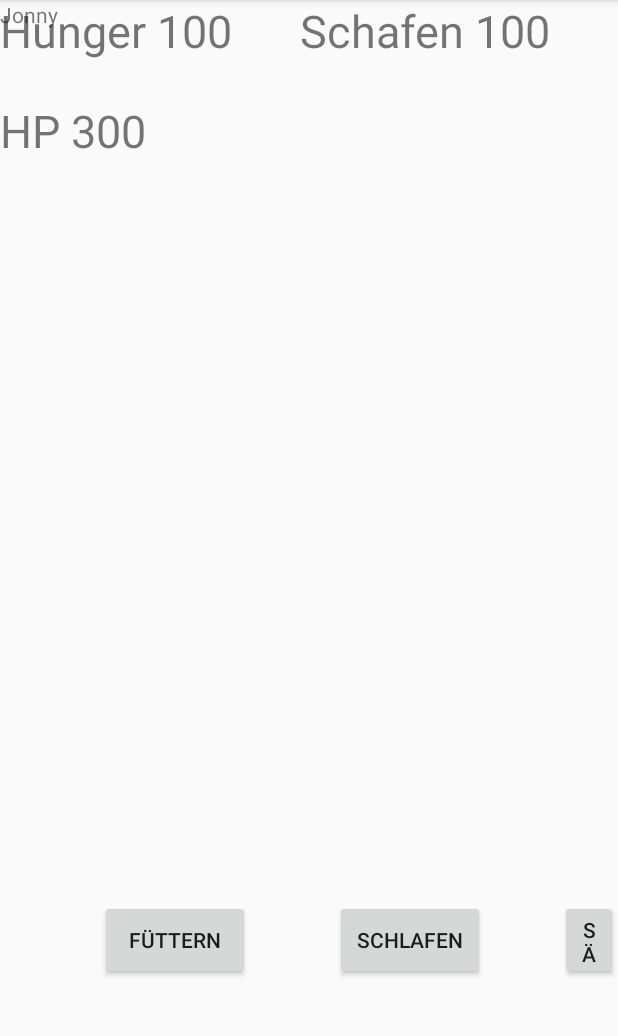
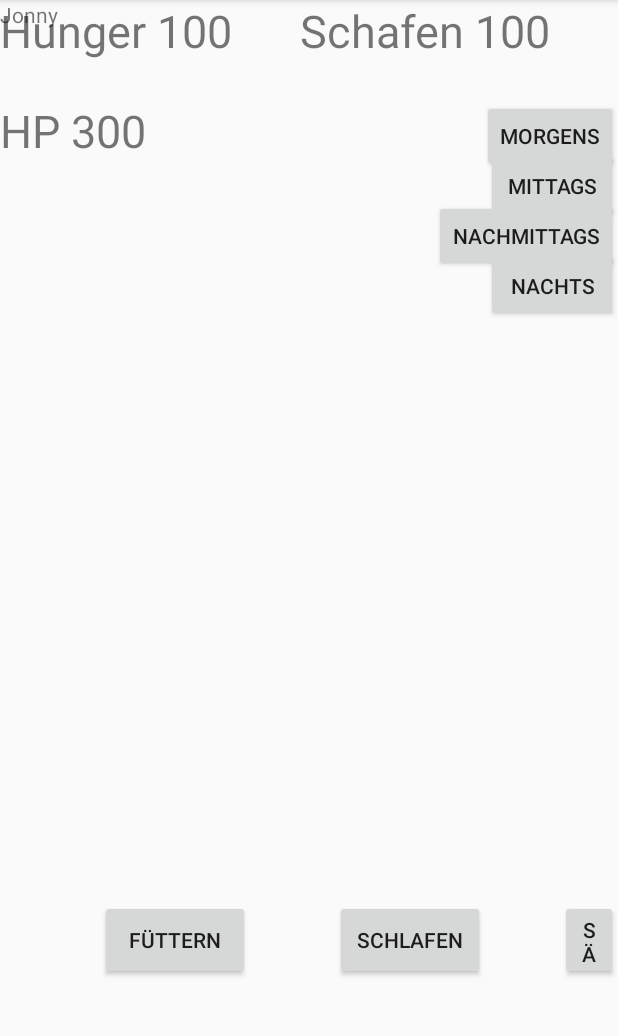
Before and after one commit to dennisbuckel/GameStar, an Android app: the GameActivity screen opened directly, with no data from a screen before it, on a phone screen of 412 x 824 dp, the part 84-1120 px from its top. Run offline under Robolectric (Android 15) with nearby library versions, the phone set to English and light mode, and no system bars.

Commit message:
hintergrund/tageszeit ändern mit buttons

```diff
--- a/app/src/main/java/com/example/stargame/GameActivity.java
+++ b/app/src/main/java/com/example/stargame/GameActivity.java
@@ -10,6 +10,7 @@ import android.view.View;
 import android.widget.Button;
 import android.widget.ImageView;
 import android.widget.LinearLayout;
+import android.widget.RelativeLayout;
 import android.widget.TextView;
 import android.widget.Toast;
 import java.text.DateFormat;
@@ -50,6 +51,38 @@ public class GameActivity extends AppCompatActivity implements View.OnClickListe
         timer.run();
 
         namensAnzeige();
+
+
+        //Hintergrund Tag/Nacht ändern
+        Button morgens = findViewById(R.id.morgen);
+        Button mittags = findViewById(R.id.mittag);
+        Button nachmittags = findViewById(R.id.nachmittag);
+        Button nachts = findViewById(R.id.nacht);
+        final RelativeLayout lin = findViewById(R.id.linear);
+        morgens.setOnClickListener(new View.OnClickListener() {
+            @Override
+            public void onClick(View v) {
+                lin.setBackgroundResource(R.drawable.morgens);
+            }
+        });
+        mittags.setOnClickListener(new View.OnClickListener() {
+            @Override
+            public void onClick(View v) {
+                lin.setBackgroundResource(R.drawable.mittags);
+            }
+        });
+        nachmittags.setOnClickListener(new View.OnClickListener() {
+            @Override
+            public void onClick(View v) {
+                lin.setBackgroundResource(R.drawable.nachmittags);
+            }
+        });
+        nachts.setOnClickListener(new View.OnClickListener() {
+            @Override
+            public void onClick(View v) {
+                lin.setBackgroundResource(R.drawable.nachts);
+            }
+        });
 
 
     }
@@ -259,4 +292,7 @@ public class GameActivity extends AppCompatActivity implements View.OnClickListe
 
         editor.commit();
     }
+
+
+
 }
--- a/app/src/main/res/layout/gamelayout.xml
+++ b/app/src/main/res/layout/gamelayout.xml
@@ -61,4 +61,38 @@
         android:layout_width="match_parent"
         android:layout_height="wrap_content"
         android:text="" />
+
+    <Button
+        android:id="@+id/morgen"
+        android:layout_width="wrap_content"
+        android:layout_height="wrap_content"
+        android:text="morgens"
+        android:layout_alignParentRight="true"
+        android:layout_marginTop="100px"
+        />
+    <Button
+        android:id="@+id/mittag"
+        android:layout_width="wrap_content"
+        android:layout_height="wrap_content"
+        android:text="mittags"
+        android:layout_alignParentRight="true"
+        android:layout_marginTop="150px"
+        />
+    <Button
+        android:id="@+id/nachmittag"
+        android:layout_width="wrap_content"
+        android:layout_height="wrap_content"
+        android:text="nachmittags"
+        android:layout_alignParentRight="true"
+        android:layout_marginTop="200px"
+        />
+    <Button
+        android:id="@+id/nacht"
+        android:layout_width="wrap_content"
+        android:layout_height="wrap_content"
+        android:text="nachts"
+        android:layout_alignParentRight="true"
+        android:layout_marginTop="250px"
+        />
+
 </RelativeLayout>
```
Also changed, not shown: app/src/main/res/drawable/background1.png (deleted), app/src/main/res/drawable/background2.png (deleted), app/src/main/res/drawable/mittags.PNG (added), app/src/main/res/drawable/morgens.PNG (added), app/src/main/res/drawable/nachmittags.PNG (added), app/src/main/res/drawable/nachts.PNG (added).
